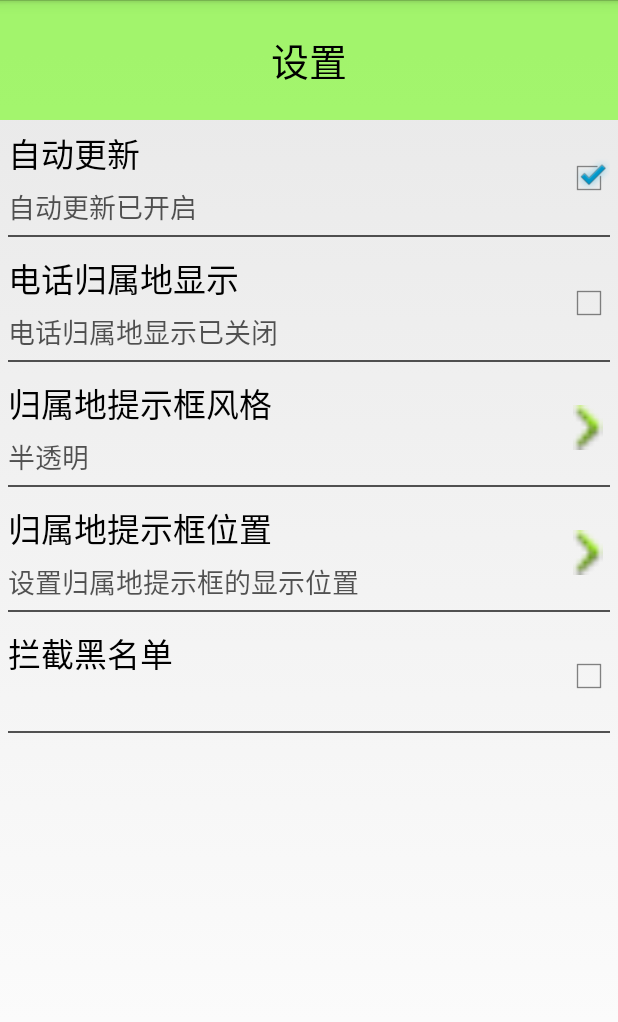
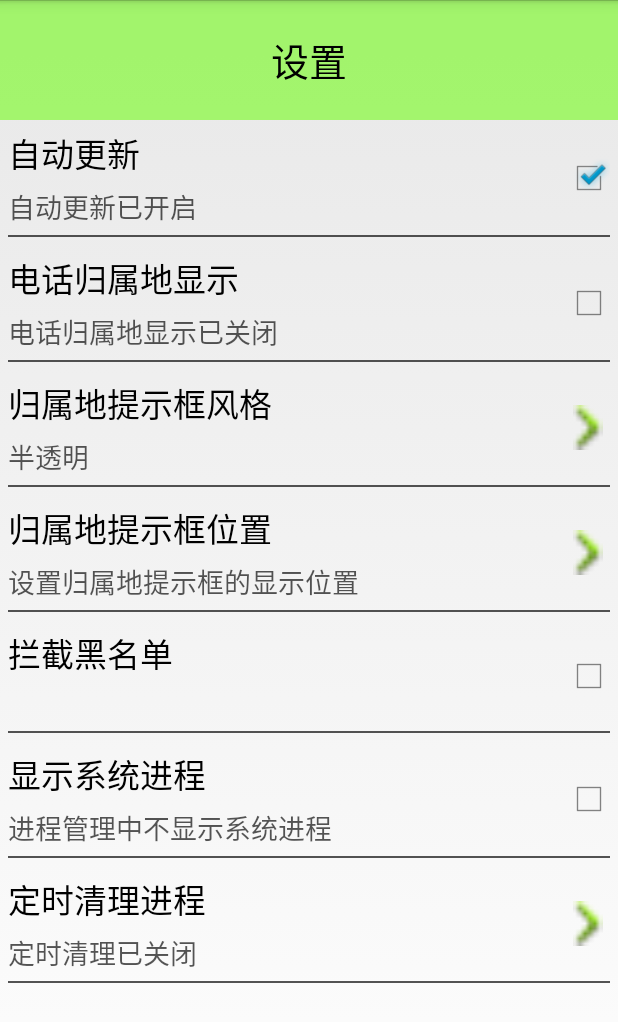
Before and after one commit to silionXi/MobileSafe, an Android app: the SettingActivity screen opened directly, with no data from a screen before it, on a phone screen of 412 x 824 dp. Shown: the top 1022 px of the screen. Run offline under Robolectric (Android 15) with nearby library versions, the phone set to English and light mode, and no system bars; 1 statement that could not run was skipped.

Commit message:
Show sys task and Clear tast on time

```diff
--- a/app/src/main/java/com/silion/mobilesafe/activity/SettingActivity.java
+++ b/app/src/main/java/com/silion/mobilesafe/activity/SettingActivity.java
@@ -11,6 +11,7 @@ import android.view.View;
 import com.silion.mobilesafe.R;
 import com.silion.mobilesafe.service.AddressService;
 import com.silion.mobilesafe.service.BlackService;
+import com.silion.mobilesafe.service.KillProcessService;
 import com.silion.mobilesafe.utils.SystemInfoUtils;
 import com.silion.mobilesafe.view.SettingItemView;
 
@@ -94,6 +95,50 @@ public class SettingActivity extends Activity {
             }
         }
     };
+    private SettingItemView mShowSysSettingItemView;
+    private View.OnClickListener mShowSysListener = new View.OnClickListener() {
+        @Override
+        public void onClick(View v) {
+            if (mShowSysSettingItemView.isCheck()) {
+                mShowSysSettingItemView.setChecked(false);
+                mPref.edit().putBoolean("show_sys", false).commit();
+            } else {
+                mShowSysSettingItemView.setChecked(true);
+                mPref.edit().putBoolean("show_sys", true).apply();
+            }
+        }
+    };
+    private SettingItemView mClearOnTimeSettingItemView;
+    String[] mTime = new String[]{"定时清理已关闭", "锁屏时清理", "每小时清理", "每2小时清理"};
+    private View.OnClickListener mSetTimeListener = new View.OnClickListener() {
+        @Override
+        public void onClick(View v) {
+//            int checkedItem = mPref.getInt("clear_time", 0);
+            AlertDialog.Builder builder = new AlertDialog.Builder(SettingActivity.this);
+            builder.setTitle("请选择定时清理时间");
+//            builder.setSingleChoiceItems(mTime, checkedItem, new DialogInterface.OnClickListener() {
+//                @Override
+//                public void onClick(DialogInterface dialog, int which) {
+//                    mPref.edit().putInt("clear_time", which).commit();
+//                }
+//            });
+            builder.setItems(mTime, new DialogInterface.OnClickListener() {
+                @Override
+                public void onClick(DialogInterface dialog, int which) {
+                    mPref.edit().putInt("clear_time", which).commit();
+                    mClearOnTimeSettingItemView.setDesc(mTime[which]);
+                    if (which > 0) {
+                        Intent intent = new Intent(SettingActivity.this, KillProcessService.class);
+                        startService(intent);
+                    } else {
+                        Intent intent = new Intent(SettingActivity.this, KillProcessService.class);
+                        stopService(intent);
+                    }
+                }
+            });
+            builder.create().show();
+        }
+    };
 
     @Override
     protected void onCreate(Bundle savedInstanceState) {
@@ -130,5 +175,17 @@ public class SettingActivity extends Activity {
         } else {
             mBlackSettingItemView.setChecked(false);
         }
+
+        mShowSysSettingItemView = (SettingItemView) findViewById(R.id.showSysSettingItemView);
+        mShowSysSettingItemView.setOnClickListener(mShowSysListener);
+        mShowSysSettingItemView.setChecked(mPref.getBoolean("show_sys", false));
+
+        mClearOnTimeSettingItemView = (SettingItemView) findViewById(R.id.clearOnTimeSettingItemView);
+        mClearOnTimeSettingItemView.setOnClickListener(mSetTimeListener);
+        if (SystemInfoUtils.isServiceRunning(this, KillProcessService.class.getName())) {
+            mClearOnTimeSettingItemView.setDesc(mTime[mPref.getInt("clear_time", 1)]);
+        } else {
+            mClearOnTimeSettingItemView.setDesc(mTime[0]);
+        }
     }
 }
--- a/app/src/main/res/layout/activity_setting.xml
+++ b/app/src/main/res/layout/activity_setting.xml
@@ -1,6 +1,10 @@
 <?xml version="1.0" encoding="utf-8"?>
-<LinearLayout xmlns:android="http://schemas.android.com/apk/res/android"
-              xmlns:silion="http://schemas.android.com/apk/com.silion.mobilesafe"
+<ScrollView
+    xmlns:android="http://schemas.android.com/apk/res/android"
+    android:layout_width="match_parent"
+    android:layout_height="match_parent">
+
+    <LinearLayout xmlns:silion="http://schemas.android.com/apk/com.silion.mobilesafe"
                   android:layout_width="match_parent"
                   android:layout_height="match_parent"
                   android:orientation="vertical">
@@ -50,4 +54,21 @@
             silion:descOnText="拦截黑名单已开启"
             silion:icon="0"
             silion:titleText="拦截黑名单"/>
+
+        <com.silion.mobilesafe.view.SettingItemView
+            android:id="@+id/showSysSettingItemView"
+            android:layout_width="wrap_content"
+            android:layout_height="wrap_content"
+            silion:descOffText="进程管理中不显示系统进程"
+            silion:descOnText="在进程管理中显示系统进程"
+            silion:icon="0"
+            silion:titleText="显示系统进程"/>
+
+        <com.silion.mobilesafe.view.SettingItemView
+            android:id="@+id/clearOnTimeSettingItemView"
+            android:layout_width="wrap_content"
+            android:layout_height="wrap_content"
+            silion:icon="1"
+            silion:titleText="定时清理进程"/>
     </LinearLayout>
+</ScrollView>
```
Also changed, not shown: app/src/main/AndroidManifest.xml (+47 -43 lines), app/src/main/java/com/silion/mobilesafe/activity/TaskManagerActivity.java (+27 -6 lines), app/src/main/java/com/silion/mobilesafe/service/KillProcessService.java (added, +102 -0 lines). Lines whose indentation alone changed are shown as unchanged.
